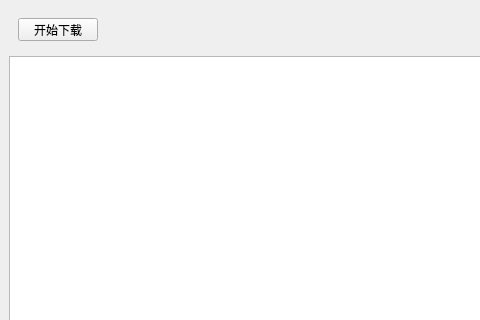
First picture: the form in src/mainwindow.ui, repository fengersoft/webimagedownloader, before the edit; both pictures show x 0 to 480 and y 0 to 320 of the 1019 by 725 pixel window.
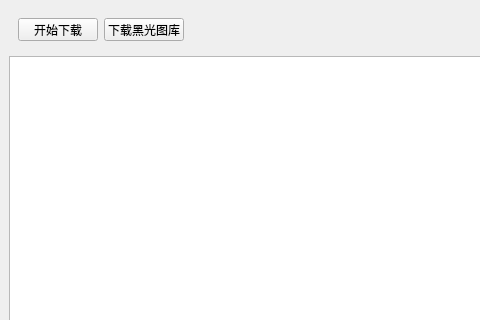
Second picture: the form after the edit.

Diff of the .ui file:
```diff
--- a/src/mainwindow.ui
+++ b/src/mainwindow.ui
@@ -37,6 +37,13 @@
          </property>
         </widget>
        </item>
+       <item>
+        <widget class="QPushButton" name="btnDownloadHeiguang">
+         <property name="text">
+          <string>下载黑光图库</string>
+         </property>
+        </widget>
+       </item>
        <item>
         <spacer name="horizontalSpacer">
          <property name="orientation">
```
